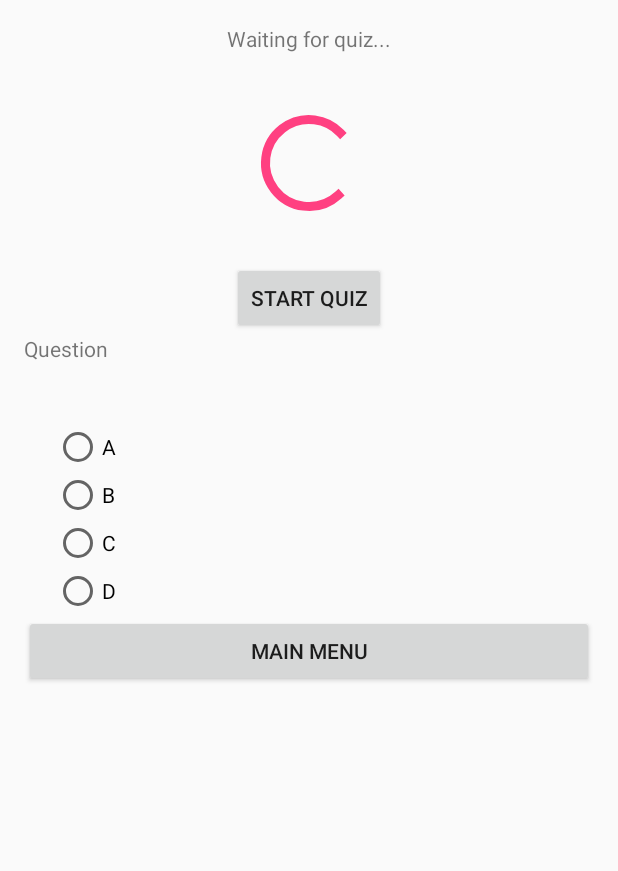
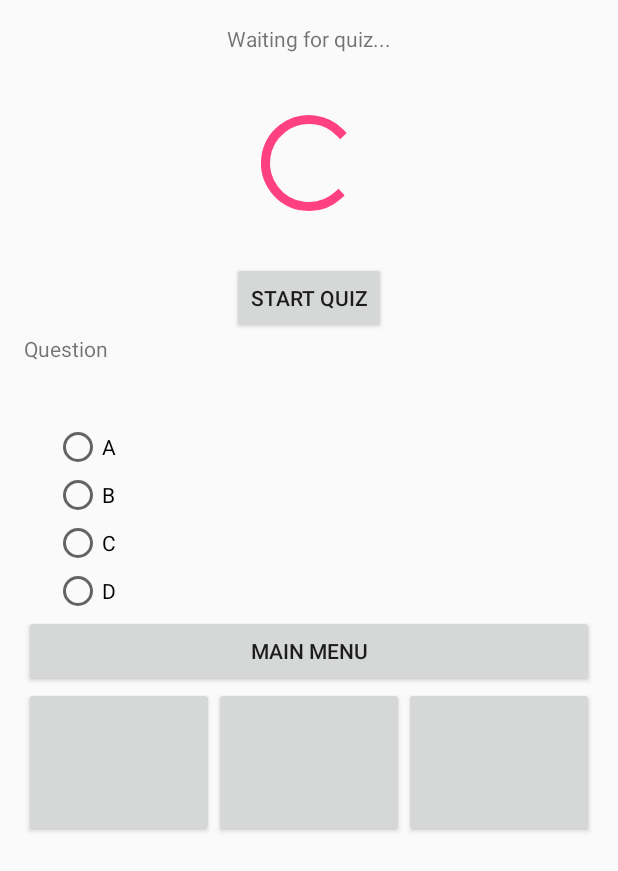
Before and after one commit to lukelowers/BTQuiz, an Android app: the layout activity_quiz.xml on its own in the app's theme, with its tools: preview values and no code run, on a phone screen of 412 x 824 dp. Shown: the top 871 px of the screen. Run offline under Robolectric (Android 15) with nearby library versions, the phone set to English and light mode, and no system bars.

Commit message:
make it homie

```diff
--- a/app/src/main/AndroidManifest.xml
+++ b/app/src/main/AndroidManifest.xml
@@ -7,8 +7,7 @@
     <uses-permission android:name="android.permission.BLUETOOTH_ADMIN"/>
     <uses-permission android:name="android.permission.INTERNET" />
     <uses-permission android:name="android.permission.READ_PHONE_STATE" />
-    <uses-permission android:name="android.permission.READ_EXTERNAL_STORAGE" />
-    <uses-permission android:name="android.permission.WRITE_EXTERNAL_STORAGE" />
+    <uses-permission android:name="android.permission.VIBRATE"/>
 
     <application
         android:allowBackup="true"
--- a/app/src/main/res/layout/activity_quiz.xml
+++ b/app/src/main/res/layout/activity_quiz.xml
@@ -319,6 +319,34 @@
             android:layout_height="wrap_content"
             android:id="@+id/mainMenuB" />
 
+    <LinearLayout
+        android:id="@+id/bottomButtons"
+        android:layout_width="match_parent"
+        android:layout_height="100dp"
+        android:orientation="horizontal">
+
+        <Button
+            android:text=""
+            android:layout_width="wrap_content"
+            android:id="@+id/sQuestion1"
+            android:layout_weight="1"
+            android:layout_height="match_parent" />
+
+        <Button
+            android:text=""
+            android:layout_width="wrap_content"
+            android:layout_height="match_parent"
+            android:id="@+id/sQuestion2"
+            android:layout_weight="1" />
+
+        <Button
+            android:text=""
+            android:layout_width="wrap_content"
+            android:layout_height="match_parent"
+            android:id="@+id/sQuestion3"
+            android:layout_weight="1" />
+    </LinearLayout>
+
     </LinearLayout>
 
 </ScrollView>
```
Also changed, not shown: app/src/main/java/com/example/luke/btquiz/BluetoothChatService.java (+1 -12 lines), app/src/main/java/com/example/luke/btquiz/FacultyConnect.java (+17 -13 lines), app/src/main/java/com/example/luke/btquiz/Quiz.java (+76 -11 lines).
